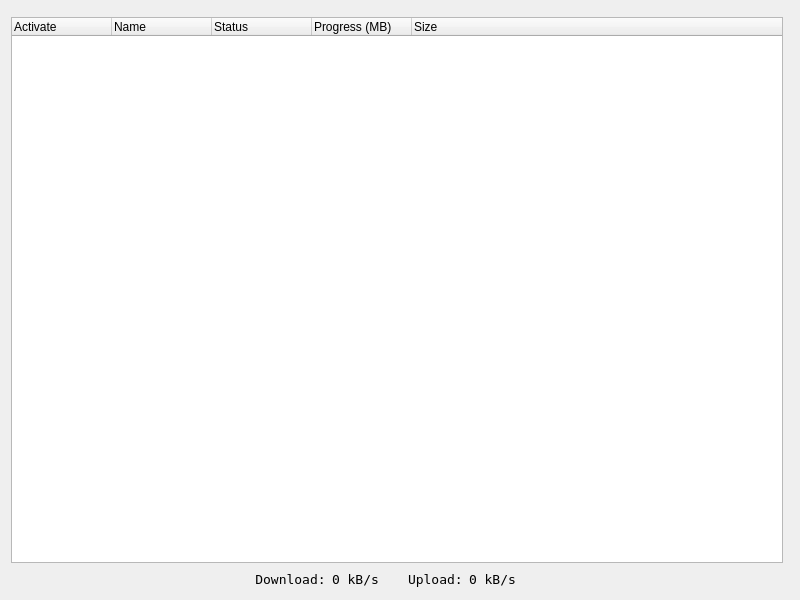
This is src/view/mainwindow.ui in haikion/afi-sync as Qt 5 draws it before an edit. The edited form follows.
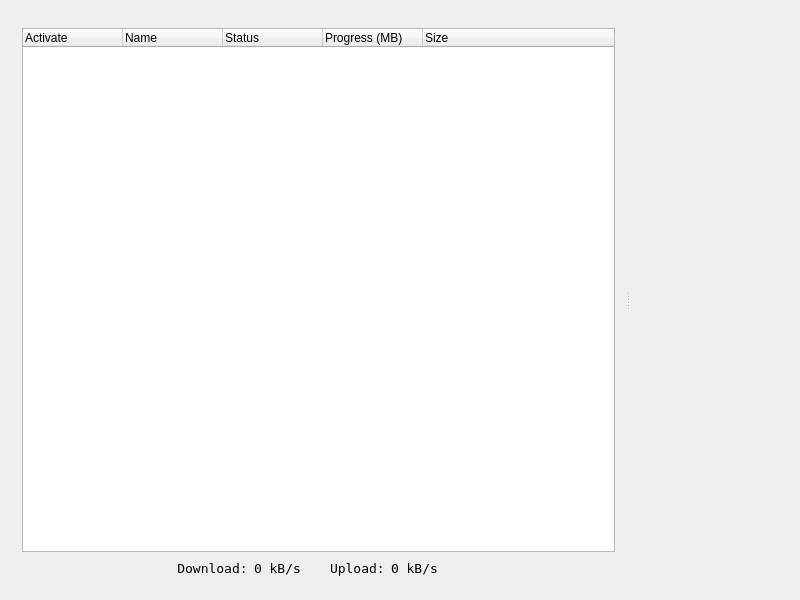
This is the edited form. Custom widgets are drawn as their Qt base class.

Commit message: Splitter and crash fix

```diff
--- a/src/view/mainwindow.ui
+++ b/src/view/mainwindow.ui
@@ -14,8 +14,13 @@
    <string>MainWindow</string>
   </property>
   <widget class="QWidget" name="centralWidget">
-   <layout class="QHBoxLayout" name="horizontalLayout_2">
+   <layout class="QVBoxLayout" name="verticalLayout_2">
     <item>
+     <widget class="QSplitter" name="splitter">
+      <property name="orientation">
+       <enum>Qt::Horizontal</enum>
+      </property>
+      <widget class="QWidget" name="">
      <layout class="QVBoxLayout" name="verticalLayout">
       <item>
        <widget class="AsBannerBar" name="topBar" native="true"/>
@@ -165,9 +170,9 @@
        </layout>
       </item>
      </layout>
-    </item>
-    <item>
+      </widget>
      <widget class="AsSettingsView" name="settingsView" native="true"/>
+     </widget>
     </item>
    </layout>
   </widget>
```
Lines whose indentation alone changed are shown as unchanged. The commit also changes 7 other files.
